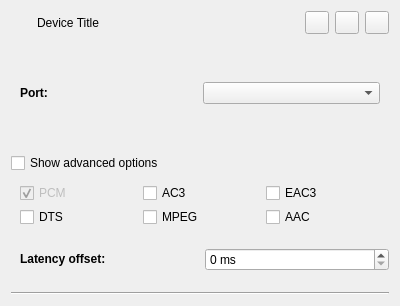
This is src/devicewidget.ui in lxqt/pavucontrol-qt as Qt 5 draws it before an edit. The edited form follows.
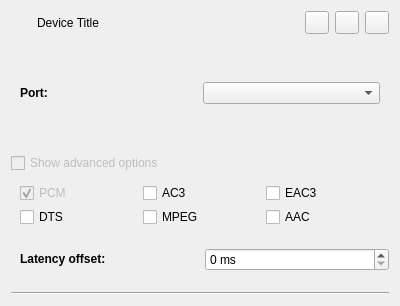
This is the edited form. Icons and pictures are not drawn.

Commit message: ui: Enable sink's advanced options only if digital

```diff
--- a/src/devicewidget.ui
+++ b/src/devicewidget.ui
@@ -112,6 +112,9 @@
    </item>
    <item>
     <widget class="QCheckBox" name="advancedOptions">
+     <property name="enabled">
+      <bool>false</bool>
+     </property>
      <property name="text">
       <string>Show advanced options</string>
      </property>
```
The commit also changes 1 other file.
